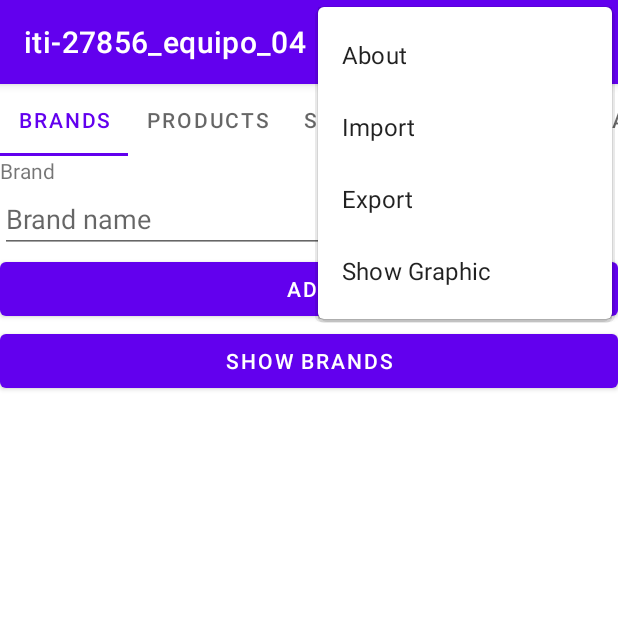
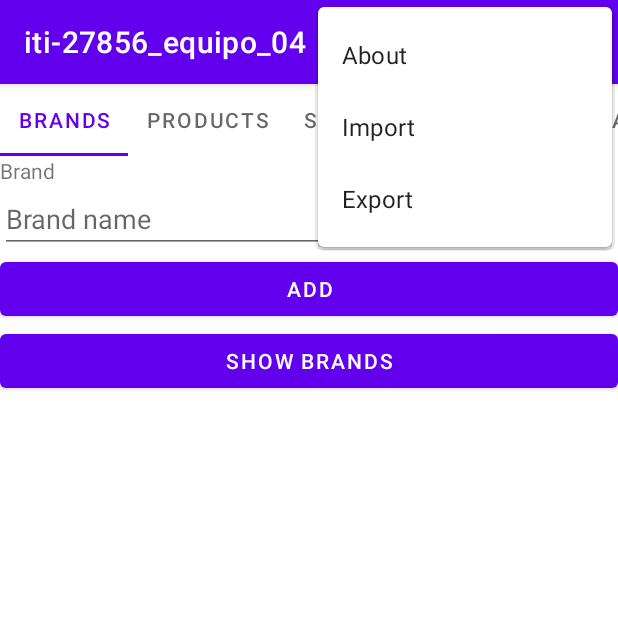
Before and after one commit to Josuepma/PM_Equipo_04, an Android app: the screen it shows after launch (MainActivity), with the options menu open, on a phone screen of 412 x 824 dp, the top half of it. Run offline under Robolectric (Android 15) with nearby library versions, the phone set to English and light mode, and no system bars; libraries missing offline, so code that uses them is left out: com.github.mikephil.charting.

Commit message:
Default chart

```diff
--- a/app/src/main/res/menu/menu.xml
+++ b/app/src/main/res/menu/menu.xml
@@ -21,10 +21,4 @@
         app:showAsAction="never|withText"
         android:orderInCategory="1"
         />
-    <item
-        android:id="@+id/Menu_graphic"
-        android:title="Show Graphic"
-        app:showAsAction="never|withText"
-        android:orderInCategory="1"
-        />
 </menu>
```
Also changed, not shown: app/src/main/java/com/upv/pm_2022/iti_27856_u1_equipo_04/MainActivity.java (+0 -22 lines), app/src/main/java/com/upv/pm_2022/iti_27856_u1_equipo_04/ProductFragment.java (+33 -0 lines), app/src/main/res/layout/dialog_chart.xml (deleted, +0 -12 lines), app/src/main/res/layout/fragment_product.xml (+11 -0 lines).
